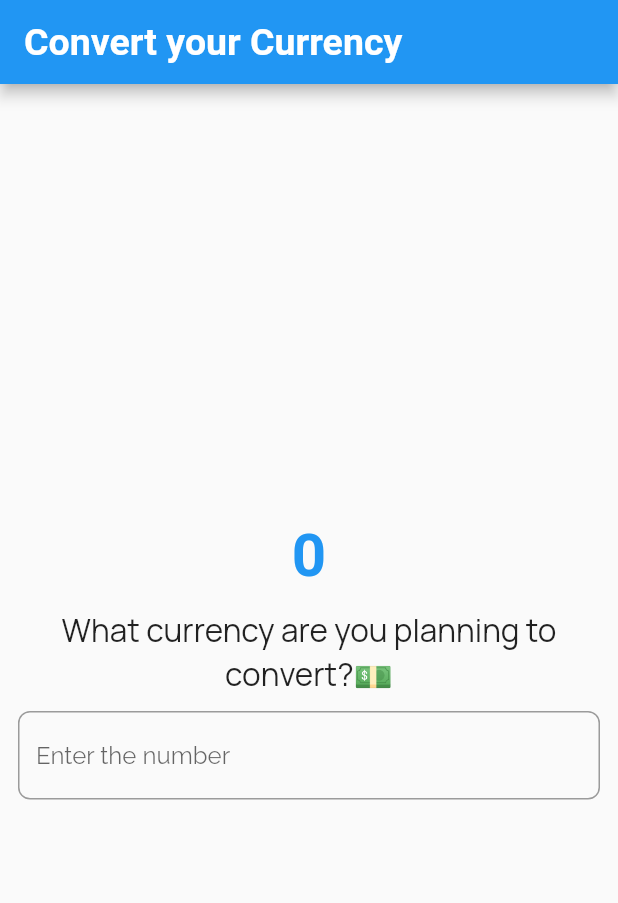
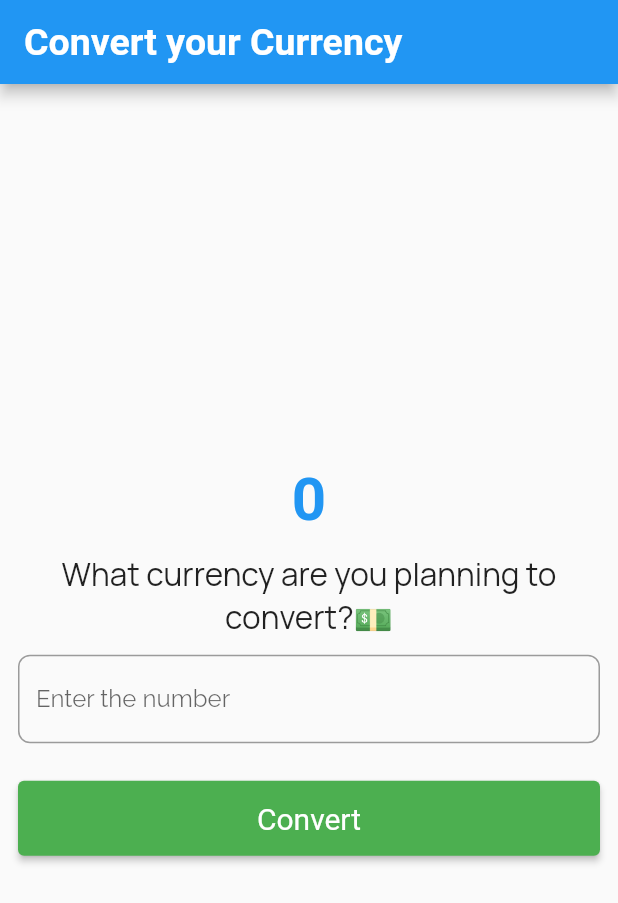
Before and after one commit to Meealley/curr_conv, a Flutter app: the screen it shows after launch, on a phone screen of 412 x 824 dp. Shown: the top 903 px of the screen. Run offline on Flutter 3.47's test engine with Material 2 defaults, Android fonts, the light colour scheme and no system bars; our stand-ins replace animated_splash_screen, google_fonts, lottie, page_transition; Roboto replaces fonts that are missing (Arsenal).

Commit message:
fixed dart

```diff
--- a/lib/home_page.dart
+++ b/lib/home_page.dart
@@ -9,13 +9,13 @@ class HomePage extends StatefulWidget {
 }
 
 class _HomePageState extends State<HomePage> {
-  final border = OutlineInputBorder(
+  final border = const OutlineInputBorder(
     borderSide: BorderSide(color: Colors.black, style: BorderStyle.solid),
     borderRadius: BorderRadius.all(
       Radius.circular(8),
     ),
   );
-  final error_border = OutlineInputBorder(
+  final error_border = const OutlineInputBorder(
     borderSide: BorderSide(
       color: Colors.red,
       style: BorderStyle.solid,
@@ -66,15 +66,15 @@ class _HomePageState extends State<HomePage> {
                   TextField(
                     onSubmitted: (value) => debugPrint(value),
                     keyboardType:
-                        TextInputType.numberWithOptions(decimal: true),
+                        const TextInputType.numberWithOptions(decimal: true),
                     decoration: InputDecoration(
                       hintText: "Enter the number",
                       hintStyle: GoogleFonts.raleway(
-                        textStyle: TextStyle(
+                        textStyle: const TextStyle(
                           fontSize: 16,
                         ),
                       ),
-                      border: OutlineInputBorder(
+                      border: const OutlineInputBorder(
                         borderSide: BorderSide(color: Colors.black),
                         borderRadius: BorderRadius.all(
                           Radius.circular(8),
@@ -84,6 +84,25 @@ class _HomePageState extends State<HomePage> {
                       errorBorder: error_border,
                     ),
                   ),
+                  const SizedBox(height: 25),
+                  ElevatedButton(
+                    onPressed: () {
+                      print("Clicked");
+                    },
+                    style: const ButtonStyle(
+                        minimumSize: MaterialStatePropertyAll(
+                          Size(double.infinity, 50),
+                        ),
+                        backgroundColor:
+                            MaterialStatePropertyAll(Colors.green)),
+                    child: Text(
+                      "Convert",
+                      style: GoogleFonts.mavenPro(
+                        textStyle: const TextStyle(
+                            fontSize: 20, fontWeight: FontWeight.w400),
+                      ),
+                    ),
+                  ),
                 ],
               ),
             ),
```
Also changed, not shown: 3 other files.
